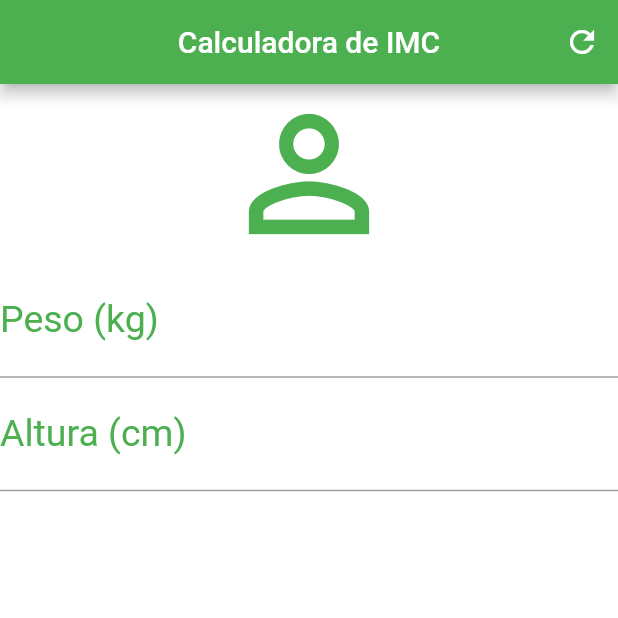
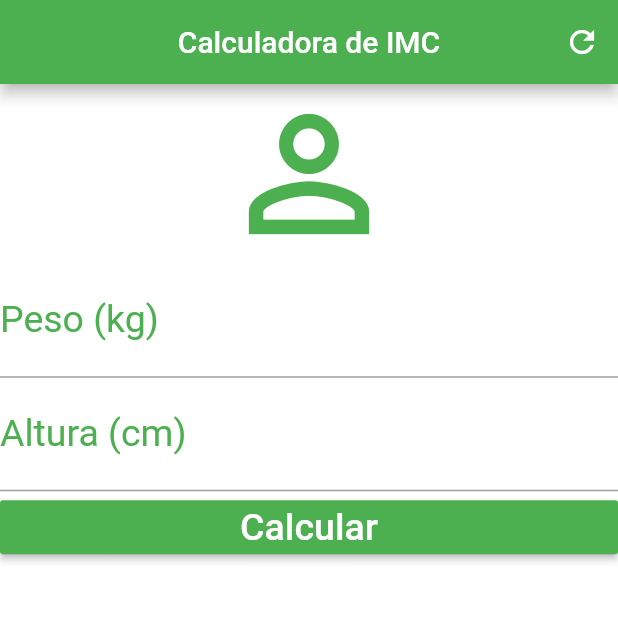
Before and after one commit to Hulgo/Traning_Flutter_2, a Flutter app: the screen it shows after launch, on a phone screen of 412 x 824 dp, the top half of it. Run offline on Flutter 3.47's test engine with Material 2 defaults, Android fonts, the phone set to English and light mode, and no system bars.

Commit message:
Estudos Flutter - Conceitos básicos - Parte 3

```diff
--- a/lib/main.dart
+++ b/lib/main.dart
@@ -57,7 +57,14 @@ class _HomeState extends State<Home> {
                 labelText: "Altura (cm)",
                 labelStyle: TextStyle(color: Colors.green)),
           ),
-
+          RaisedButton(
+            onPressed: () {},
+            child: Text(
+              "Calcular",
+              style: TextStyle(color: Colors.white, fontSize: 25.0),
+            ),
+            color: Colors.green,
+          ),
         ],
       ),
     );
```
